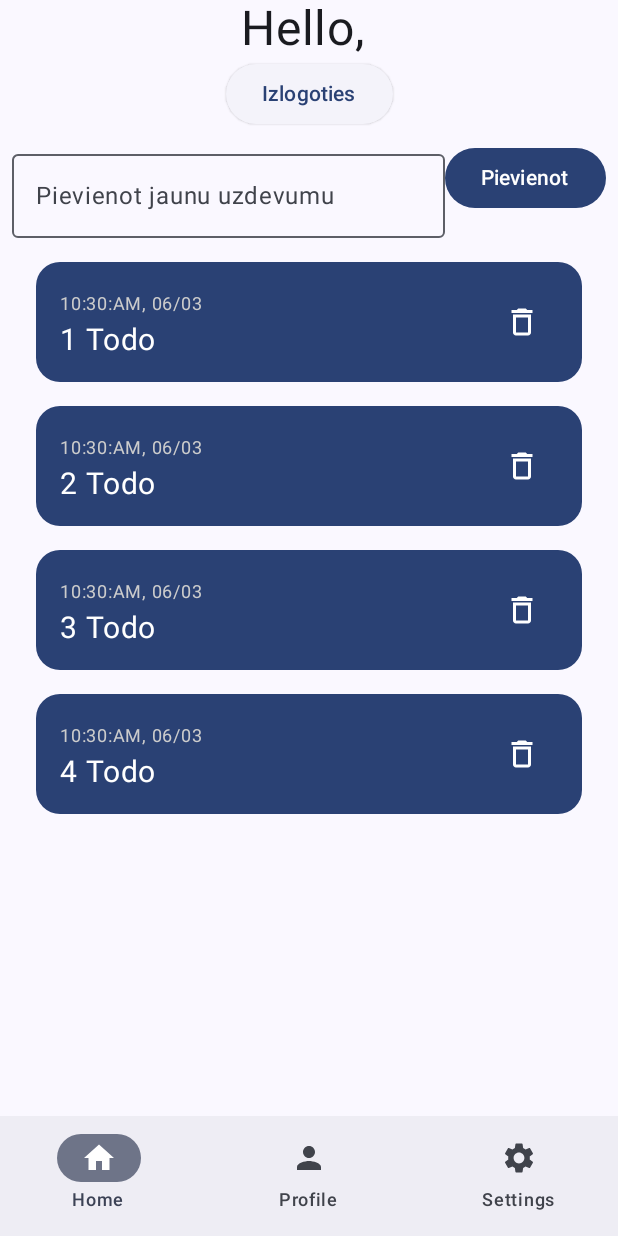
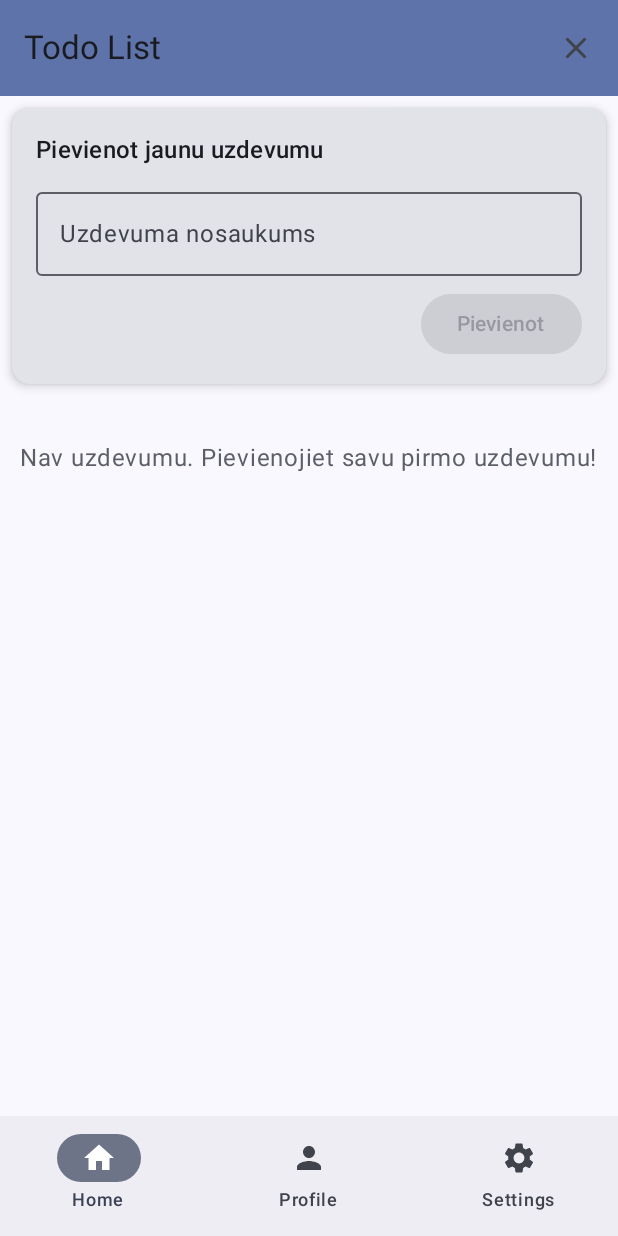
Before and after one commit to himikko1/Eksamens_Zitkova, an Android app built with Jetpack Compose: the HomePage screen opened through its navigation route, on a phone screen of 412 x 824 dp. Run offline under Robolectric (Android 15) with nearby library versions, the phone set to English and light mode, and no system bars; our stand-ins replace Firebase (no records; nobody signed in at launch, a user with empty details on screens opened directly), livedata-compose.

Commit message:
Izvedoju todo list , lai lietotājs varētu pievienot, rediģēt, dzēst un checkboxā parādīt kā uzdevums ir izdarīts. Kā arī izvedoju sinhronizāciju ar Firestore, lietojot *addSnapshotListener*

```diff
--- a/app/build.gradle.kts
+++ b/app/build.gradle.kts
@@ -59,6 +59,7 @@ dependencies {
     implementation(libs.firebase.auth.ktx)
     implementation(libs.androidx.runtime.livedata)
     implementation(libs.firebase.auth)
+    implementation(libs.firebase.firestore.ktx)
     testImplementation(libs.junit)
     androidTestImplementation(libs.androidx.junit)
     androidTestImplementation(libs.androidx.espresso.core)
@@ -93,6 +94,7 @@ dependencies {
     implementation("org.jetbrains.kotlinx:kotlinx-coroutines-core:1.7.3")
     implementation("org.jetbrains.kotlinx:kotlinx-coroutines-android:1.7.3")
 
+    implementation("androidx.compose.runtime:runtime-livedata:1.7.8")
 
 
 }
--- a/app/src/main/java/com/example/myapplication/MainActivity.kt
+++ b/app/src/main/java/com/example/myapplication/MainActivity.kt
@@ -8,14 +8,12 @@ import androidx.activity.viewModels
 import androidx.compose.foundation.layout.fillMaxSize
 import androidx.compose.foundation.layout.padding
 import androidx.compose.material3.Scaffold
-import androidx.compose.material3.Text
-import androidx.compose.runtime.Composable
 import androidx.compose.ui.Modifier
-import androidx.compose.ui.tooling.preview.Preview
 import com.example.myapplication.ui.theme.MyApplicationTheme
 
 class MainActivity : ComponentActivity() {
-    private val authViewModel: AuthViewModel by viewModels()  // Corrected syntax
+    private val authViewModel: AuthViewModel by viewModels()
+    private val todoViewModel: TodoViewModel by viewModels()
 
     override fun onCreate(savedInstanceState: Bundle?) {
         super.onCreate(savedInstanceState)
@@ -25,7 +23,8 @@ class MainActivity : ComponentActivity() {
                 Scaffold(modifier = Modifier.fillMaxSize()) { innerPadding ->
                     MyAppNavigation(
                         modifier = Modifier.padding(innerPadding),
-                        authViewModel = authViewModel  // Use the property instead of creating new instance
+                        authViewModel = authViewModel,
+                        todoViewModel = todoViewModel
                     )
                 }
             }
--- a/app/src/main/java/com/example/myapplication/MyAppNavigation.kt
+++ b/app/src/main/java/com/example/myapplication/MyAppNavigation.kt
@@ -21,7 +21,6 @@ import androidx.compose.ui.Alignment
 import androidx.compose.ui.Modifier
 import androidx.compose.ui.unit.dp
 import androidx.compose.ui.unit.sp
-import androidx.navigation.NavController
 import androidx.navigation.NavDestination.Companion.hierarchy
 import androidx.navigation.NavGraph.Companion.findStartDestination
 import androidx.navigation.compose.NavHost
@@ -33,7 +32,7 @@ import com.example.myapplication.pages.LoginPage
 import com.example.myapplication.pages.SignupPage
 import com.example.myapplication.ui.theme.SettingsPage
 
-// Define navigation items for bottom navigation
+// Definē navigation items uz bottom navigation
 sealed class BottomNavItem(val route: String, val icon: @Composable () -> Unit, val label: String) {
     object Home : BottomNavItem(
         route = "home",
@@ -55,7 +54,11 @@ sealed class BottomNavItem(val route: String, val icon: @Composable () -> Unit,
 }
 
 @Composable
-fun MyAppNavigation(modifier: Modifier = Modifier, authViewModel: AuthViewModel) {
+fun MyAppNavigation(
+    modifier: Modifier = Modifier,
+    authViewModel: AuthViewModel,
+    todoViewModel: TodoViewModel
+) {
     val navController = rememberNavController()
 
     // Observe authentication state
@@ -71,7 +74,7 @@ fun MyAppNavigation(modifier: Modifier = Modifier, authViewModel: AuthViewModel)
 
     Scaffold(
         bottomBar = {
-            // Show bottom navigation only when authenticated
+            // parāda bottom nav tikai tad , kad auth
             if (isAuthenticated) {
                 val navBackStackEntry by navController.currentBackStackEntryAsState()
                 val currentDestination = navBackStackEntry?.destination
@@ -84,12 +87,12 @@ fun MyAppNavigation(modifier: Modifier = Modifier, authViewModel: AuthViewModel)
                             selected = currentDestination?.hierarchy?.any { it.route == item.route } == true,
                             onClick = {
                                 navController.navigate(item.route) {
-                                    // Pop up to the start destination of the graph to
-                                    // avoid building up a large stack of destinations
+                                    // Pop up to the sākuma distanciju  grafā
+                                    // izvarās no lielā stack distancijām
                                     popUpTo(navController.graph.findStartDestination().id) {
                                         saveState = true
                                     }
-                                    // Avoid multiple copies of the same destination
+                                    // Izvairās no vienā un tā pašā vairākām kopijām
                                     launchSingleTop = true
                                     // Restore state when reselecting a previously selected item
                                     restoreState = true
@@ -114,12 +117,12 @@ fun MyAppNavigation(modifier: Modifier = Modifier, authViewModel: AuthViewModel)
                 SignupPage(modifier, navController, authViewModel)
             }
 
-            // Main screens (with bottom navigation)
+            //galvēnie ekrāni (ar bottom navigation)
             composable(BottomNavItem.Home.route) {
-                HomePage(modifier, navController, authViewModel)
+                HomePage(modifier, navController, authViewModel, todoViewModel)
             }
 
-            // Profile page - using temporary implementation until ProfilePage is properly created
+            // tiek izmantota *pagaidu* implementacija , līdz , kad ProfilePage tiek pareizi izvedoita
             composable(BottomNavItem.Profile.route) {
                 // Temporary profile page implementation
                 Surface(modifier = Modifier.fillMaxSize()) {
--- /dev/null
+++ b/app/src/main/java/com/example/myapplication/TodoViewModel.kt
@@ -0,0 +1,197 @@
+package com.example.myapplication
+
+import androidx.lifecycle.LiveData
+import androidx.lifecycle.MutableLiveData
+import androidx.lifecycle.ViewModel
+import com.google.firebase.auth.FirebaseAuth
+import com.google.firebase.firestore.FirebaseFirestore
+import java.util.Date
+
+// Data class for Todo items
+data class Todo(
+    val id: String = "",
+    val title: String = "",
+    val createdAt: Date = Date(),
+    val completed: Boolean = false,
+    val userId: String = ""
+)
+
+class TodoViewModel : ViewModel() {
+    private val firestore = FirebaseFirestore.getInstance()
+    private val auth = FirebaseAuth.getInstance()
+
+    private val _todoList = MutableLiveData<List<Todo>>()
+    val todoList: LiveData<List<Todo>> = _todoList
+
+    private val _isLoading = MutableLiveData<Boolean>()
+    val isLoading: LiveData<Boolean> = _isLoading
+
+    private val _error = MutableLiveData<String?>()
+    val error: LiveData<String?> = _error
+
+    // auth listener
+    private val authStateListener = FirebaseAuth.AuthStateListener { firebaseAuth ->
+        // šī tiek aktivizēts , kad mainīsies auth state (log in/logout)
+        loadTodos()
+    }
+
+    init {
+        // auth listener reģistrācija
+        auth.addAuthStateListener(authStateListener)
+
+        loadTodos()
+    }
+
+    override fun onCleared() {
+        super.onCleared()
+        // dzēst auth klausītāju, kad ViewModelis tiek dzēsts
+        auth.removeAuthStateListener(authStateListener)
+    }
+
+    // sarakstu ielādžešana no forestore
+    fun loadTodos() {
+        val currentUser = auth.currentUser
+        if (currentUser == null) {
+            _todoList.value = emptyList()
+            return
+        }
+
+        _isLoading.value = true
+
+        // pārbauda vai ir izvedota kolekcijā todo
+        firestore.collection("todos")
+            .whereEqualTo("userId", currentUser.uid)
+            .get()
+            .addOnSuccessListener {
+                // izvedota , now set up real time listener
+                setupRealtimeUpdates(currentUser.uid)
+            }
+            .addOnFailureListener { exception ->
+                _isLoading.value = false
+                _error.value = ":Neizdevās inicializēt todos ${exception.message}"
+            }
+    }
+
+    private fun setupRealtimeUpdates(userId: String) {
+        firestore.collection("todos")
+            .whereEqualTo("userId", userId)
+            .orderBy("createdAt")
+            .addSnapshotListener { snapshot, exception ->
+                _isLoading.value = false
+
+                if (exception != null) {
+                    _error.value = "Error loading todos: ${exception.message}"
+                    return@addSnapshotListener
+                }
+
+                val todos = snapshot?.documents?.mapNotNull { doc ->
+                    try {
+                        // konvērtē Firestore dokumentu to Todo object
+                        val id = doc.id
+                        val title = doc.getString("title") ?: ""
+                        val createdAt = doc.getTimestamp("createdAt")?.toDate() ?: Date()
+                        val completed = doc.getBoolean("completed") ?: false
+                        val userId = doc.getString("userId") ?: ""
+
+                        Todo(id, title, createdAt, completed, userId)
+                    } catch (e: Exception) {
+                        _error.value = "Kļūdaina todo analizēšana: ${e.message}"
+                        null
+                    }
+                } ?: emptyList()
+
+                _todoList.value = todos
+            }
+    }
+
+    // Add a new todo
+    fun addTodo(title: String) {
+        val currentUser = auth.currentUser
+        if (currentUser == null) {
+            _error.value = "Jums ir jābūt pieteicies, lai pievienotu todos"
+            return
+        }
+
+        if (title.isBlank()) {
+            _error.value = "Todo virsraksts nevar būt tukšs"
+            return
+        }
+
+        _isLoading.value = true
+
+        // izveidot todo datu karti
+        val todoData = hashMapOf(
+            "title" to title,
+            "createdAt" to Date(),
+            "completed" to false,
+            "userId" to currentUser.uid
+        )
+
+        firestore.collection("todos")
+            .add(todoData)
+            .addOnSuccessListener {
+                _isLoading.value = false
+                // nevajadzēs manuāli atjaunināt sarakstu , jo tas tiek atjaunināts ar listener
+            }
+            .addOnFailureListener { exception ->
+                _isLoading.value = false
+                _error.value = "Neizdevās pievienot todo: ${exception.message}"
+            }
+    }
+
+    // update jau esošo todo
+    fun updateTodo(todo: Todo) {
+        _isLoading.value = true
+
+        firestore.collection("todos")
+            .document(todo.id)
+            .set(todo)
+            .addOnSuccessListener {
+                _isLoading.value = false
+                // update in ui
+            }
+            .addOnFailureListener { exception ->
+                _isLoading.value = false
+                _error.value = "Failed to update todo: ${exception.message}"
+            }
+    }
+
+    // Toggle ja pabeidzās todo
+    fun toggleTodoCompletion(todo: Todo) {
+        _isLoading.value = true
+
+        firestore.collection("todos")
+            .document(todo.id)
+            .update("completed", !todo.completed)
+            .addOnSuccessListener {
+                _isLoading.value = false
+                // The snapshot listener will update the UI
+            }
+            .addOnFailureListener { exception ->
+                _isLoading.value = false
+                _error.value = "Failed to update todo status: ${exception.message}"
+            }
+    }
+
+    // dzēst todo
+    fun deleteTodo(todoId: String) {
+        _isLoading.value = true
+
+        firestore.collection("todos")
+            .document(todoId)
+            .delete()
+            .addOnSuccessListener {
+                _isLoading.value = false
+                // The snapshot listener will update the UI
+            }
+            .addOnFailureListener { exception ->
+                _isLoading.value = false
+                _error.value = "Failed to delete todo: ${exception.message}"
+            }
+    }
+
+    // Kļūdas dzēšana
+    fun clearError() {
+        _error.value = null
+    }
+}
--- a/app/src/main/java/com/example/myapplication/pages/HomePage.kt
+++ b/app/src/main/java/com/example/myapplication/pages/HomePage.kt
@@ -1,45 +1,47 @@
+@file:OptIn(ExperimentalMaterial3Api::class)
+
 package com.example.myapplication.pages
 
 import androidx.compose.foundation.background
 import androidx.compose.foundation.layout.*
 import androidx.compose.foundation.lazy.LazyColumn
-import androidx.compose.foundation.lazy.items
 import androidx.compose.foundation.lazy.itemsIndexed
 import androidx.compose.foundation.shape.RoundedCornerShape
-import androidx.compose.material3.Button
-import androidx.compose.material3.ElevatedButton
-import androidx.compose.material3.Icon
-import androidx.compose.material3.IconButton
-import androidx.compose.material3.MaterialTheme
-import androidx.compose.material3.Text
-import androidx.compose.runtime.Composable
-import androidx.compose.runtime.LaunchedEffect
+import androidx.compose.material.icons.Icons
+import androidx.compose.material.icons.filled.Add
+import androidx.compose.material.icons.filled.Check
+import androidx.compose.material.icons.filled.Clear
+import androidx.compose.material.icons.filled.Delete
+import androidx.compose.material.icons.filled.Edit
+import androidx.compose.material3.*
+import androidx.compose.runtime.*
 import androidx.compose.runtime.livedata.observeAsState
-import androidx.compose.runtime.mutableStateOf
-import androidx.compose.runtime.remember
 import androidx.compose.ui.Alignment
 import androidx.compose.ui.Modifier
 import androidx.compose.ui.draw.clip
 import androidx.compose.ui.graphics.Color
-import androidx.compose.ui.res.painterResource
+import androidx.compose.ui.text.style.TextDecoration
 import androidx.compose.ui.unit.dp
 import androidx.compose.ui.unit.sp
 import androidx.navigation.NavController
 import com.example.myapplication.AuthViewModel
+import com.example.myapplication.Todo
+import com.example.myapplication.TodoViewModel
 import java.text.SimpleDateFormat
 import java.util.Locale
-import com.example.myapplication.R // Ensure this import is correct
-import androidx.compose.material3.OutlinedTextField
-import androidx.compose.runtime.getValue
-import androidx.compose.runtime.setValue
 
 @Composable
 fun HomePage(
     modifier: Modifier = Modifier,
     navController: NavController,
-    authViewModel: AuthViewModel
+    authViewModel: AuthViewModel,
+    todoViewModel: TodoViewModel
 ) {
     val authState = authViewModel.authState.observeAsState()
+    val error = todoViewModel.error.observeAsState()
+
+    // Rādīt kļūdu snackbar
+    val snackbarHostState = remember { SnackbarHostState() }
 
     LaunchedEffect(authState.value) {
         when (authState.value) {
@@ -48,93 +50,240 @@ fun HomePage(
         }
     }
 
-    Column(
-        modifier = modifier.fillMaxSize(),
-        verticalArrangement = Arrangement.Center,
-        horizontalAlignment = Alignment.CenterHorizontally
-    ) {
-        Text(text = "Hello, ", fontSize = 32.sp)
-
-        ElevatedButton(onClick = {
-            authViewModel.signOut()
-        }) {
-            Text(text = "Izlogoties")
-        }
-
-        // funkcijas uzsauksana , lai redzetu todo listu
-        TodoList()
+    // Rādīt kļūdu snackbar, ja tāda ir
+    LaunchedEffect(error.value) {
+        error.value?.let {
+            snackbarHostState.showSnackbar(
+                message = it,
+                actionLabel = "Dismiss",
+                duration = SnackbarDuration.Short
+            )
+            todoViewModel.clearError()
         }
     }
 
-//funkcija, kura pievieno
+    Scaffold(
+        topBar = {
+            TopAppBar(
+                title = { Text("Todo List") },
+                actions = {
+                    IconButton(onClick = { authViewModel.signOut() }) {
+                        Icon(
+                            imageVector = Icons.Default.Clear,
+                            contentDescription = "Logout"
+                        )
+                    }
+                },
+                colors = TopAppBarDefaults.topAppBarColors(
+                    containerColor = MaterialTheme.colorScheme.primaryContainer
+                )
+            )
+        },
+        snackbarHost = { SnackbarHost(snackbarHostState) },
+        modifier = modifier.fillMaxSize()
+    ) { paddingValues ->
+
+        TodoList(
+            viewModel = todoViewModel,
+            modifier = Modifier
+                .fillMaxSize()
+                .padding(paddingValues)
+                .padding(horizontal = 8.dp)
+        )
+    }
+}
+
 @Composable
-fun TodoList() {
-    val todoList = getFakeTodos()
+fun TodoList(viewModel: TodoViewModel, modifier: Modifier = Modifier) {
+    val todoList by viewModel.todoList.observeAsState(emptyList())
+    val isLoading by viewModel.isLoading.observeAsState(false)
     var inputText by remember { mutableStateOf("") }
+    var editingTodo by remember { mutableStateOf<Todo?>(null) }
 
-    Column(
+    Column(modifier = modifier) {
+        // Input sekcijā
+        Card(
             modifier = Modifier
-            .fillMaxHeight()
-            .padding(8.dp)
+                .fillMaxWidth()
+                .padding(vertical = 8.dp),
+            elevation = CardDefaults.cardElevation(defaultElevation = 4.dp)
         ) {
-        Row {
+            Column(modifier = Modifier.padding(16.dp)) {
+                Text(
+                    text = if (editingTodo == null) "Pievienot jaunu uzdevumu" else "Rediģēt uzdevumu",
+                    style = MaterialTheme.typography.titleMedium,
+                    modifier = Modifier.padding(bottom = 8.dp)
+                )
+
                 OutlinedTextField(
                     value = inputText,
                     onValueChange = { inputText = it },
-                label = { Text("Pievienot jaunu uzdevumu") },
-                modifier = Modifier.weight(1f)
+                    label = { Text("Uzdevuma nosaukums") },
+                    modifier = Modifier.fillMaxWidth(),
+                    singleLine = true,
+                    enabled = !isLoading
                 )
-            Button(onClick = {
-            }) {
-                Text(text = "Pievienot")
+
+                Row(
+                    modifier = Modifier
+                        .fillMaxWidth()
+                        .padding(top = 8.dp),
+                    horizontalArrangement = Arrangement.End
+                ) {
+                    if (editingTodo != null) {
+                        OutlinedButton(
+                            onClick = {
+                                editingTodo = null
+                                inputText = ""
+                            },
+                            modifier = Modifier.padding(end = 8.dp),
+                            enabled = !isLoading
+                        ) {
+                            Text("Atcelt")
                         }
                     }
 
+                    Button(
+                        onClick = {
+                            if (inputText.isNotBlank()) {
+                                if (editingTodo != null) {
+                                    // Update existing todo
+                                    viewModel.updateTodo(editingTodo!!.copy(title = inputText))
+                                    editingTodo = null
+                                } else {
+                                    // Add new todo
+                                    viewModel.addTodo(inputText)
+                                }
+                                inputText = ""
+                            }
+                        },
+                        enabled = !isLoading && inputText.isNotBlank()
+                    ) {
+                        Text(if (editingTodo == null) "Pievienot" else "Saglabāt")
+                    }
+                }
+            }
+        }
+
+        // loading indikators
+        if (isLoading) {
+            Box(
+                modifier = Modifier
+                    .fillMaxWidth()
+                    .padding(16.dp),
+                contentAlignment = Alignment.Center
+            ) {
+                CircularProgressIndicator()
+            }
+        }
+
+        // Todo list
+        if (!isLoading && todoList.isEmpty()) {
+            Box(
+                modifier = Modifier
+                    .fillMaxWidth()
+                    .padding(vertical = 32.dp),
+                contentAlignment = Alignment.Center
+            ) {
+                Text(
+                    text = "Nav uzdevumu. Pievienojiet savu pirmo uzdevumu!",
+                    style = MaterialTheme.typography.bodyLarge,
+                    color = MaterialTheme.colorScheme.outline
+                )
+            }
+        } else if (!isLoading) {
             LazyColumn(
-            modifier = Modifier
-                .fillMaxHeight()
-                .padding(8.dp)
+                modifier = Modifier.fillMaxWidth(),
+                contentPadding = PaddingValues(vertical = 8.dp)
             ) {
-            itemsIndexed(todoList) { index: Int, item: Todo ->
-                TodoItem(item = item) // izvada visus item
+                itemsIndexed(todoList) { _, item ->
+                    TodoItem(
+                        item = item,
+                        onEdit = {
+                            editingTodo = it
+                            inputText = it.title
+                        },
+                        onDelete = { viewModel.deleteTodo(it.id) },
+                        onToggleComplete = { viewModel.toggleTodoCompletion(it) },
+                        isEnabled = !isLoading
+                    )
+                }
             }
         }
     }
 }
 
 @Composable
-fun TodoItem(item: Todo) {
-
+fun TodoItem(
+    item: Todo,
+    onEdit: (Todo) -> Unit,
+    onDelete: (Todo) -> Unit,
+    onToggleComplete: (Todo) -> Unit,
+    isEnabled: Boolean = true
+) {
+    Card(
+        modifier = Modifier
+            .fillMaxWidth()
+            .padding(vertical = 4.dp),
+        elevation = CardDefaults.cardElevation(defaultElevation = 2.dp)
+    ) {
         Row(
             modifier = Modifier
                 .fillMaxWidth()
-            .padding(8.dp)
-            .clip(RoundedCornerShape(16.dp))
-            .background(MaterialTheme.colorScheme.primary)
                 .padding(16.dp),
             verticalAlignment = Alignment.CenterVertically
         ) {
+            // Checkbox ja pabeidza
+            Checkbox(
+                checked = item.completed,
+                onCheckedChange = { onToggleComplete(item) },
+                modifier = Modifier.padding(end = 8.dp),
+                enabled = isEnabled
+            )
+
+
             Column(
-            modifier = Modifier.weight(1f),
-            verticalArrangement = Arrangement.Center
+                modifier = Modifier
+                    .weight(1f)
+                    .padding(horizontal = 8.dp)
             ) {
                 Text(
-                SimpleDateFormat("HH:mm:aa, dd/MM", Locale.ENGLISH).format(item.createdAt),
-                fontSize = 12.sp,
-                color = Color.LightGray
+                    text = item.title,
+                    style = MaterialTheme.typography.bodyLarge,
+                    textDecoration = if (item.completed) TextDecoration.LineThrough else TextDecoration.None
                 )
+
                 Text(
-                text = item.title,
-                fontSize = 20.sp,
-                color = Color.White
+                    text = SimpleDateFormat("HH:mm, dd.MM.yyyy", Locale.getDefault()).format(item.createdAt),
+                    style = MaterialTheme.typography.bodySmall,
+                    color = MaterialTheme.colorScheme.outline
                 )
             }
-        IconButton(onClick = { /* Handle delete action */ }) {
+
+            // Action buttons
+            Row {
+                IconButton(
+                    onClick = { onEdit(item) },
+                    enabled = isEnabled
+                ) {
                     Icon(
-                painter = painterResource(id = R.drawable.baseline_delete_outline_24), // ikona
+                        imageVector = Icons.Default.Edit,
+                        contentDescription = "Edit",
+                        tint = if (isEnabled) MaterialTheme.colorScheme.primary else MaterialTheme.colorScheme.outline
+                    )
+                }
+
+                IconButton(
+                    onClick = { onDelete(item) },
+                    enabled = isEnabled
+                ) {
+                    Icon(
+                        imageVector = Icons.Default.Delete,
                         contentDescription = "Delete",
-                tint = Color.White
+                        tint = if (isEnabled) MaterialTheme.colorScheme.error else MaterialTheme.colorScheme.outline
                     )
                 }
             }
         }
+    }
+}
--- a/gradle/libs.versions.toml
+++ b/gradle/libs.versions.toml
@@ -14,6 +14,7 @@ firebaseAuthKtx = "23.1.0"
 runtimeLivedata = "1.7.7"
 googleGmsGoogleServices = "4.4.2"
 firebaseAuth = "23.2.0"
+firebaseFirestoreKtx = "25.1.2"
 
 [libraries]
 androidx-core-ktx = { group = "androidx.core", name = "core-ktx", version.ref = "coreKtx" }
@@ -35,6 +36,7 @@ firebase-crashlytics-buildtools = { group = "com.google.firebase", name = "fireb
 firebase-auth-ktx = { group = "com.google.firebase", name = "firebase-auth-ktx", version.ref = "firebaseAuthKtx" }
 androidx-runtime-livedata = { group = "androidx.compose.runtime", name = "runtime-livedata", version.ref = "runtimeLivedata" }
 firebase-auth = { group = "com.google.firebase", name = "firebase-auth", version.ref = "firebaseAuth" }
+firebase-firestore-ktx = { group = "com.google.firebase", name = "firebase-firestore-ktx", version.ref = "firebaseFirestoreKtx" }
 
 [plugins]
 android-application = { id = "com.android.application", version.ref = "agp" }
```
Also changed, not shown: app/src/main/java/com/example/myapplication/ManagerOfTodo.kt (added, +27 -0 lines). Lines whose indentation alone changed are shown as unchanged.
